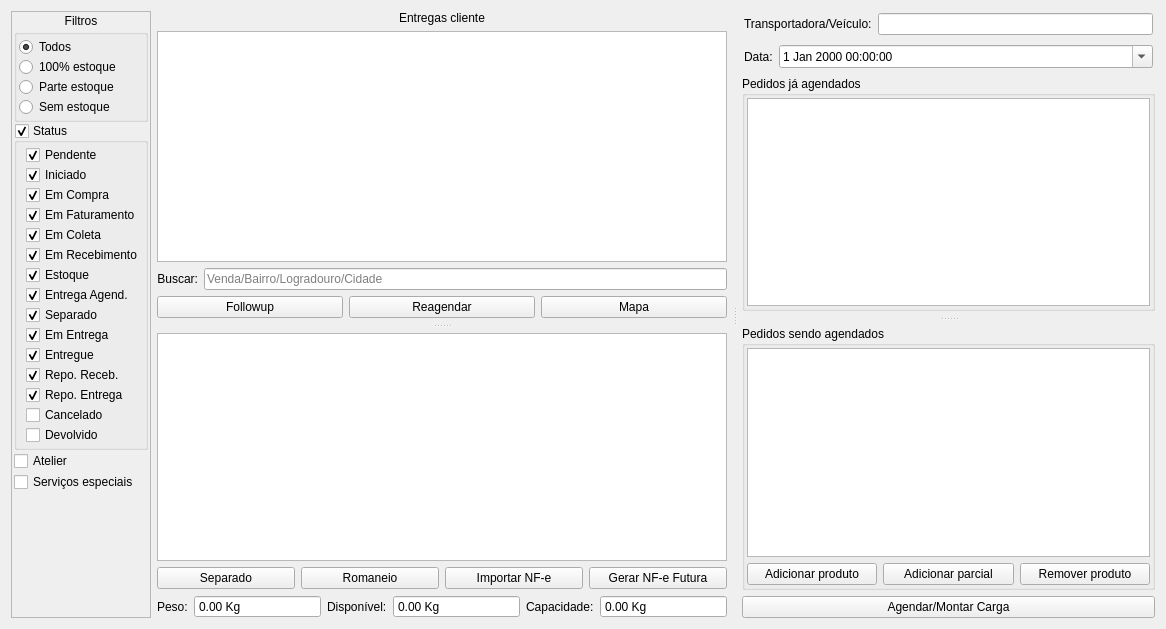
Above: ui/widgetlogisticaagendarentrega.ui from darktorres/ERP-STACCATO before the change. Below: the same form after it.
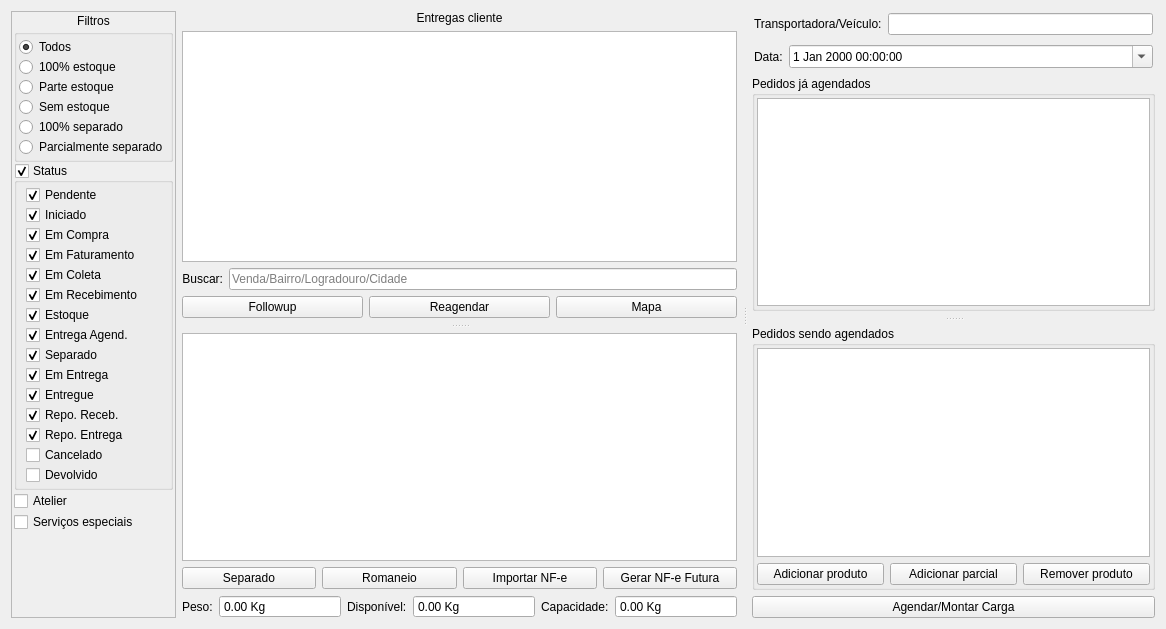
That is the form after the change. Custom widgets are drawn as their Qt base class.

Commit message: Logistica: nova aba Separacao (Produto/Pedido) + filtros de separado

```diff
--- a/ui/widgetlogisticaagendarentrega.ui
+++ b/ui/widgetlogisticaagendarentrega.ui
@@ -365,6 +365,20 @@
                </property>
               </widget>
              </item>
+             <item>
+              <widget class="QRadioButton" name="radioButtonTotalSeparado">
+               <property name="text">
+                <string>100% separado</string>
+               </property>
+              </widget>
+             </item>
+             <item>
+              <widget class="QRadioButton" name="radioButtonParcialSeparado">
+               <property name="text">
+                <string>Parcialmente separado</string>
+               </property>
+              </widget>
+             </item>
             </layout>
            </widget>
           </item>
```
Left out of the diff: 2 changed lines with no effect on the pictures. The commit also changes 14 other files.
